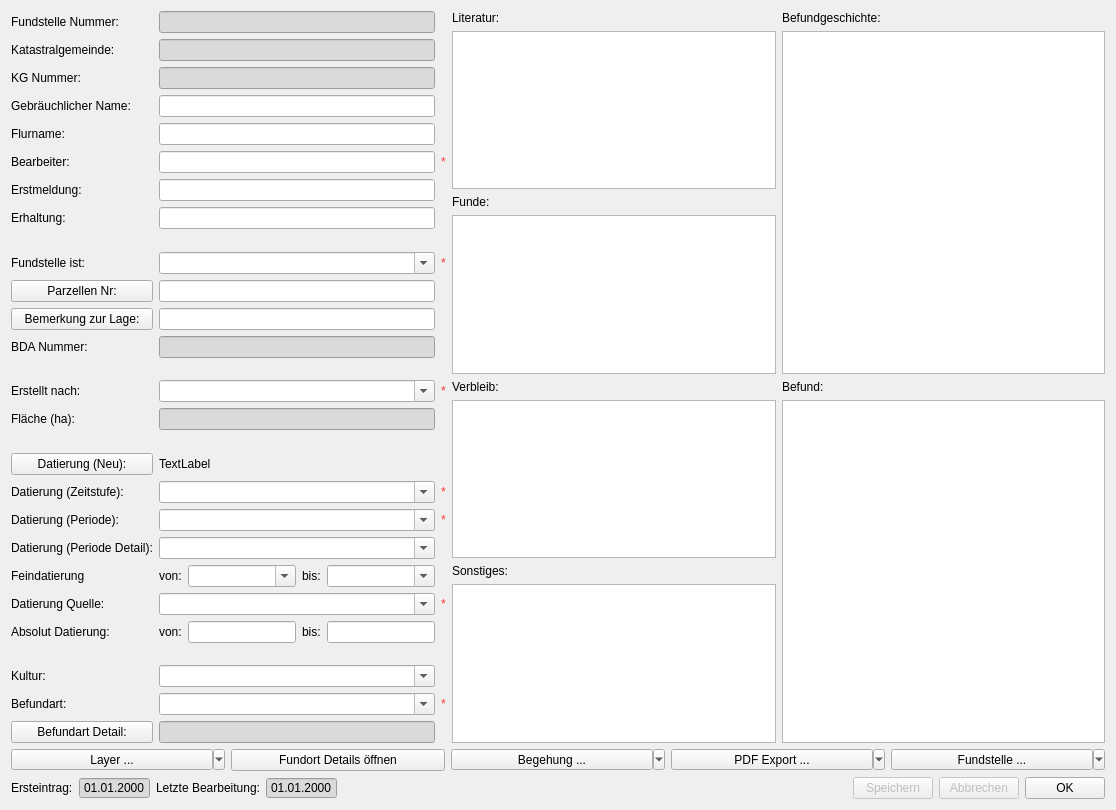
Before: the Qt Designer form APIS/ui/apis_findspot.ui in APIS-Luftbildarchiv/APIS3, drawn with Qt 5.
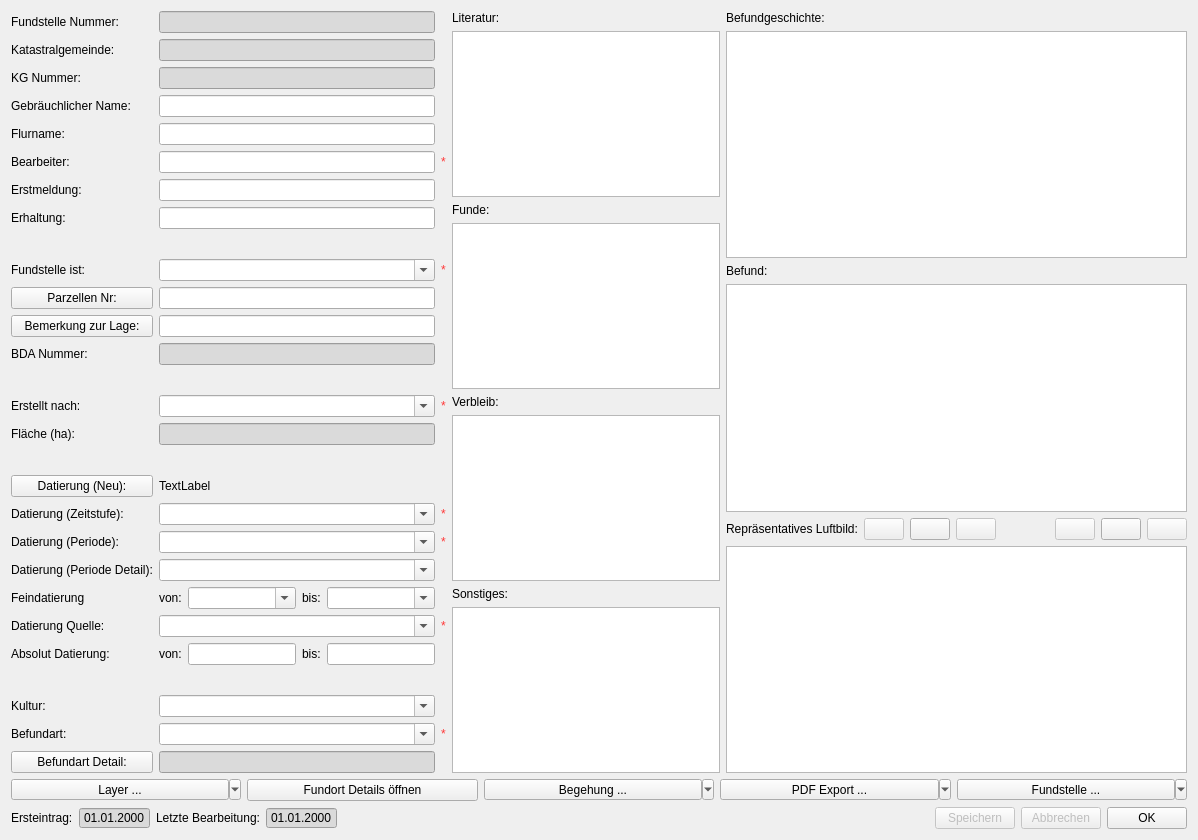
After: the same form once the commit is applied. Icons and pictures are not drawn.

```diff
--- a/APIS/ui/apis_findspot.ui
+++ b/APIS/ui/apis_findspot.ui
@@ -9,8 +9,8 @@
    <rect>
     <x>0</x>
     <y>0</y>
-    <width>1116</width>
-    <height>810</height>
+    <width>1198</width>
+    <height>840</height>
    </rect>
   </property>
   <property name="windowTitle">
@@ -1066,6 +1066,136 @@
      <item>
       <widget class="QPlainTextEdit" name="uiFindingsInterpretationPTxt"/>
      </item>
+     <item>
+      <layout class="QHBoxLayout" name="horizontalLayout_2">
+       <item>
+        <widget class="QLabel" name="label_39">
+         <property name="text">
+          <string>Repräsentatives Luftbild:</string>
+         </property>
+        </widget>
+       </item>
+       <item>
+        <widget class="QPushButton" name="uiEditRepresentativeImageBtn">
+         <property name="enabled">
+          <bool>false</bool>
+         </property>
+         <property name="text">
+          <string/>
+         </property>
+         <property name="icon">
+          <iconset resource="resource.qrc">
+           <normaloff>:/plugins/APIS/icons/sketch.png</normaloff>:/plugins/APIS/icons/sketch.png</iconset>
+         </property>
+         <property name="autoDefault">
+          <bool>false</bool>
+         </property>
+        </widget>
+       </item>
+       <item>
+        <widget class="QPushButton" name="uiAddRepresentativeImageBtn">
+         <property name="text">
+          <string/>
+         </property>
+         <property name="icon">
+          <iconset resource="resource.qrc">
+           <normaloff>:/plugins/APIS/icons/add.png</normaloff>:/plugins/APIS/icons/add.png</iconset>
+         </property>
+         <property name="autoDefault">
+          <bool>false</bool>
+         </property>
+        </widget>
+       </item>
+       <item>
+        <widget class="QPushButton" name="uiRemoveRepresentativeImageBtn">
+         <property name="enabled">
+          <bool>false</bool>
+         </property>
+         <property name="text">
+          <string/>
+         </property>
+         <property name="icon">
+          <iconset resource="resource.qrc">
+           <normaloff>:/plugins/APIS/icons/cancel.png</normaloff>:/plugins/APIS/icons/cancel.png</iconset>
+         </property>
+         <property name="autoDefault">
+          <bool>false</bool>
+         </property>
+        </widget>
+       </item>
+       <item>
+        <spacer name="horizontalSpacer_2">
+         <property name="orientation">
+          <enum>Qt::Horizontal</enum>
+         </property>
+         <property name="sizeHint" stdset="0">
+          <size>
+           <width>40</width>
+           <height>20</height>
+          </size>
+         </property>
+        </spacer>
+       </item>
+       <item>
+        <widget class="QLabel" name="uiRepresentativeImageNameLbl">
+         <property name="text">
+          <string/>
+         </property>
+        </widget>
+       </item>
+       <item>
+        <widget class="QPushButton" name="uiPrevRepresentativeImageBtn">
+         <property name="enabled">
+          <bool>false</bool>
+         </property>
+         <property name="text">
+          <string/>
+         </property>
+         <property name="icon">
+          <iconset resource="resource.qrc">
+           <normaloff>:/plugins/APIS/icons/previous.png</normaloff>:/plugins/APIS/icons/previous.png</iconset>
+         </property>
+         <property name="autoDefault">
+          <bool>false</bool>
+         </property>
+        </widget>
+       </item>
+       <item>
+        <widget class="QPushButton" name="uiGoToMainRepresentativeImageBtn">
+         <property name="text">
+          <string/>
+         </property>
+         <property name="icon">
+          <iconset resource="resource.qrc">
+           <normaloff>:/plugins/APIS/icons/update.png</normaloff>:/plugins/APIS/icons/update.png</iconset>
+         </property>
+         <property name="autoDefault">
+          <bool>false</bool>
+         </property>
+        </widget>
+       </item>
+       <item>
+        <widget class="QPushButton" name="uiNextRepresentativeImageBtn">
+         <property name="enabled">
+          <bool>false</bool>
+         </property>
+         <property name="text">
+          <string/>
+         </property>
+         <property name="icon">
+          <iconset resource="resource.qrc">
+           <normaloff>:/plugins/APIS/icons/next.png</normaloff>:/plugins/APIS/icons/next.png</iconset>
+         </property>
+         <property name="autoDefault">
+          <bool>false</bool>
+         </property>
+        </widget>
+       </item>
+      </layout>
+     </item>
+     <item>
+      <widget class="QGraphicsView" name="uiFindspotRepresentativeImageView"/>
+     </item>
     </layout>
    </item>
   </layout>
```
